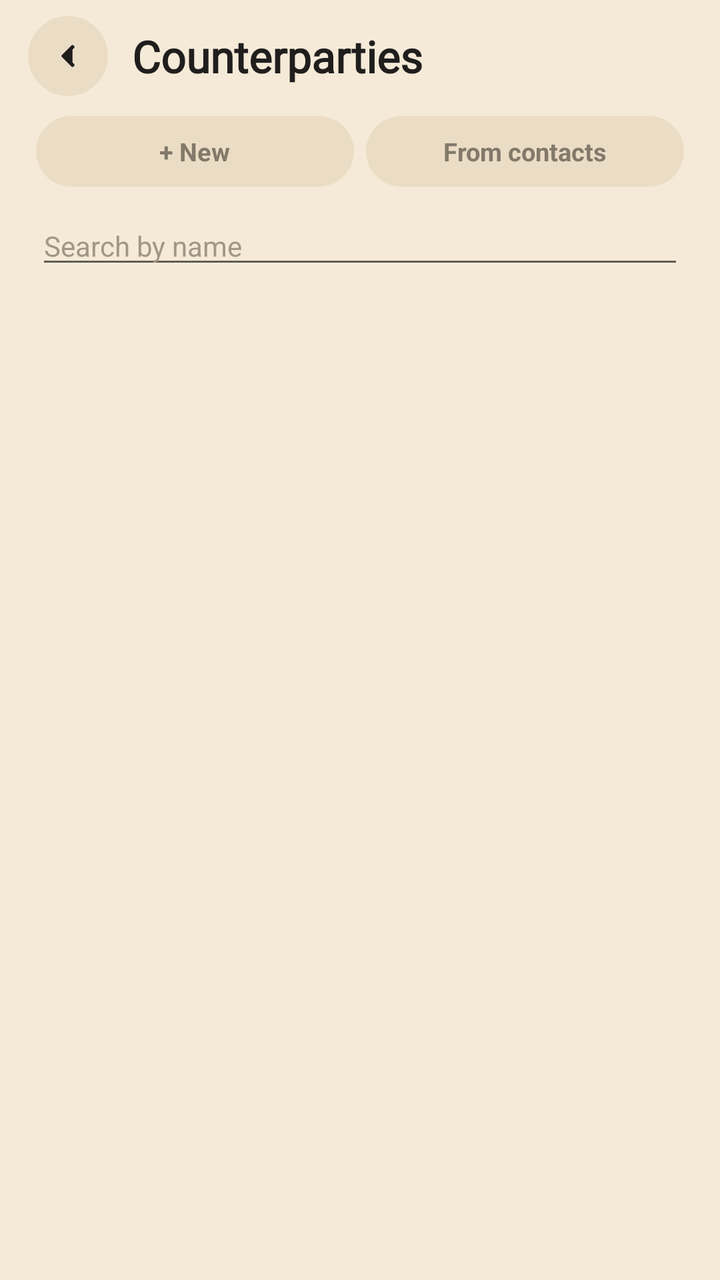
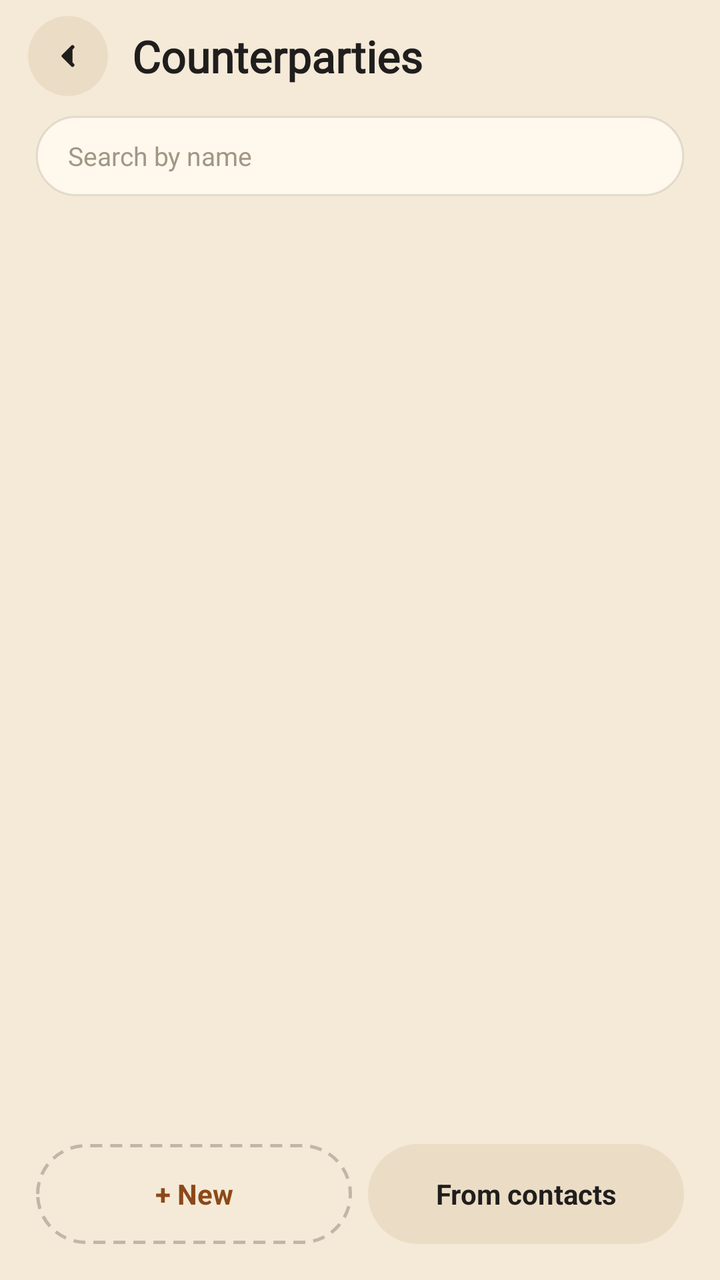

An Android layout rendered at two revisions. The XML below is the earlier revision; the diff shows what the commit changed to produce the second picture.
<!-- AndroidManifest.xml: activity theme AppTheme.NoActionBar -->
<!-- res/layout/activity_counterparties.xml -->
<?xml version="1.0" encoding="utf-8"?>
<LinearLayout xmlns:android="http://schemas.android.com/apk/res/android"
    android:layout_width="match_parent"
    android:layout_height="match_parent"
    android:orientation="vertical"
    android:background="@color/colorBackground">

    <LinearLayout
        android:layout_width="match_parent"
        android:layout_height="wrap_content"
        android:orientation="horizontal"
        android:gravity="center_vertical"
        android:paddingLeft="14dp"
        android:paddingRight="14dp"
        android:paddingTop="8dp"
        android:paddingBottom="10dp">

        <ImageButton
            android:id="@+id/btnUp"
            android:layout_width="40dp"
            android:layout_height="40dp"
            android:background="@drawable/bg_pill_secondary"
            android:src="@drawable/ic_nav_back"
            android:onClick="btnUp"/>

        <TextView
            android:layout_width="0dp"
            android:layout_height="wrap_content"
            android:layout_weight="1"
            android:layout_marginStart="12dp"
            android:text="@string/counterparties_title"
            android:textSize="22sp"
            android:textStyle="bold"
            android:fontFamily="@font/caprasimo"
            android:textColor="@color/colorTextPrimary"/>
    </LinearLayout>

    <LinearLayout
        android:layout_width="match_parent"
        android:layout_height="wrap_content"
        android:orientation="horizontal"
        android:paddingLeft="18dp"
        android:paddingRight="18dp"
        android:paddingBottom="10dp">

        <TextView
            style="@style/FilterChip"
            android:text="@string/counterparties_add"
            android:onClick="onAddCounterparty"/>

        <TextView
            style="@style/FilterChip"
            android:layout_marginEnd="0dp"
            android:text="@string/counterparties_from_contacts"
            android:onClick="onPickContact"/>
    </LinearLayout>

    <EditText
        android:id="@+id/counterpartiesSearch"
        android:layout_width="match_parent"
        android:layout_height="wrap_content"
        android:layout_marginLeft="18dp"
        android:layout_marginRight="18dp"
        android:hint="@string/search_by_name_hint"
        android:inputType="text"
        android:maxLines="1"
        android:textColor="@color/colorTextPrimary"
        android:textColorHint="@color/colorTextHint"
        android:textSize="14sp"/>

    <ScrollView
        android:layout_width="match_parent"
        android:layout_height="match_parent">

        <LinearLayout
            android:layout_width="match_parent"
            android:layout_height="wrap_content"
            android:orientation="vertical"
            android:paddingLeft="16dp"
            android:paddingRight="16dp"
            android:paddingBottom="24dp">

            <TextView
                android:id="@+id/counterpartiesEmpty"
                android:layout_width="match_parent"
                android:layout_height="wrap_content"
                android:layout_marginTop="24dp"
                android:gravity="center"
                android:text="@string/counterparties_empty"
                android:textColor="@color/colorTextHint"
                android:textSize="13sp"
                android:visibility="gone"/>

            <LinearLayout
                android:id="@+id/counterpartiesList"
                android:layout_width="match_parent"
                android:layout_height="wrap_content"
                android:orientation="vertical"/>
        </LinearLayout>
    </ScrollView>
</LinearLayout>
<!-- resources referenced by this layout -->
<resources>
  <color name="colorBackground">#F5EAD8</color>
  <color name="colorTextHint">#A19786</color>
  <color name="colorTextPrimary">#201E1D</color>
  <!-- drawable bg_pill_secondary (drawable) -->
  <?xml version="1.0" encoding="utf-8"?>
  <ripple xmlns:android="http://schemas.android.com/apk/res/android"
      android:color="@color/colorPrimaryLight">
      <item>
          <shape>
              <solid android:color="@color/colorSurfaceAlt"/>
              <corners android:radius="999dp"/>
          </shape>
      </item>
  </ripple>
  <!-- drawable ic_nav_back (drawable) -->
  <?xml version="1.0" encoding="utf-8"?>
  <vector xmlns:android="http://schemas.android.com/apk/res/android"
      android:width="18dp" android:height="18dp" android:viewportWidth="24" android:viewportHeight="24">
      <path android:fillColor="@color/colorTextPrimary" android:pathData="M15,6 L9,12 L15,18"
          android:strokeColor="@color/colorTextPrimary" android:strokeWidth="2.5" android:strokeLineCap="round" android:strokeLineJoin="round"/>
  </vector>
  <string name="counterparties_add">+ New</string>
  <string name="counterparties_empty">No counterparties yet</string>
  <string name="counterparties_from_contacts">From contacts</string>
  <string name="counterparties_title">Counterparties</string>
  <string name="search_by_name_hint">Search by name</string>
  <style name="FilterChip">
          <item name="android:layout_width">0dp</item>
          <item name="android:layout_height">wrap_content</item>
          <item name="android:layout_weight">1</item>
          <item name="android:layout_marginEnd">6dp</item>
          <item name="android:background">@drawable/bg_chip_unselected</item>
          <item name="android:gravity">center</item>
          <item name="android:paddingTop">9dp</item>
          <item name="android:paddingBottom">9dp</item>
          <item name="android:textSize">12.5sp</item>
          <item name="android:textStyle">bold</item>
          <item name="android:textColor">@color/colorTextSecondary</item>
      </style>
  <style name="AppTheme.NoActionBar">
          <item name="windowActionBar">false</item>
          <item name="windowNoTitle">true</item>
      </style>
  <color name="colorPrimaryLight">#F6A06B</color>
  <color name="colorSurfaceAlt">#EBDDC5</color>
  <!-- drawable bg_chip_unselected (drawable) -->
  <?xml version="1.0" encoding="utf-8"?>
  <shape xmlns:android="http://schemas.android.com/apk/res/android">
      <solid android:color="@color/colorSurfaceAlt"/>
      <corners android:radius="999dp"/>
  </shape>
  <color name="colorTextSecondary">#82796A</color>
</resources>

<!-- the commit's change to res/layout/activity_counterparties.xml (unified diff, before → after) -->
@@ -1,11 +1,11 @@
 <?xml version="1.0" encoding="utf-8"?>
-<LinearLayout xmlns:android="http://schemas.android.com/apk/res/android"
+<RelativeLayout xmlns:android="http://schemas.android.com/apk/res/android"
     android:layout_width="match_parent"
     android:layout_height="match_parent"
-    android:orientation="vertical"
     android:background="@color/colorBackground">
 
     <LinearLayout
+        android:id="@+id/toolbar"
         android:layout_width="match_parent"
         android:layout_height="wrap_content"
         android:orientation="horizontal"
@@ -35,42 +35,21 @@
             android:textColor="@color/colorTextPrimary"/>
     </LinearLayout>
 
-    <LinearLayout
-        android:layout_width="match_parent"
-        android:layout_height="wrap_content"
-        android:orientation="horizontal"
-        android:paddingLeft="18dp"
-        android:paddingRight="18dp"
-        android:paddingBottom="10dp">
-
-        <TextView
-            style="@style/FilterChip"
-            android:text="@string/counterparties_add"
-            android:onClick="onAddCounterparty"/>
-
-        <TextView
-            style="@style/FilterChip"
-            android:layout_marginEnd="0dp"
-            android:text="@string/counterparties_from_contacts"
-            android:onClick="onPickContact"/>
-    </LinearLayout>
-
     <EditText
         android:id="@+id/counterpartiesSearch"
-        android:layout_width="match_parent"
-        android:layout_height="wrap_content"
-        android:layout_marginLeft="18dp"
-        android:layout_marginRight="18dp"
+        style="@style/ListSearchField"
+        android:layout_below="@id/toolbar"
         android:hint="@string/search_by_name_hint"
         android:inputType="text"
-        android:maxLines="1"
         android:textColor="@color/colorTextPrimary"
-        android:textColorHint="@color/colorTextHint"
-        android:textSize="14sp"/>
+        android:textColorHint="@color/colorTextHint"/>
 
+    
     <ScrollView
         android:layout_width="match_parent"
-        android:layout_height="match_parent">
+        android:layout_height="match_parent"
+        android:layout_below="@id/counterpartiesSearch"
+        android:layout_above="@id/bottomBar">
 
         <LinearLayout
             android:layout_width="match_parent"
@@ -78,7 +57,7 @@
             android:orientation="vertical"
             android:paddingLeft="16dp"
             android:paddingRight="16dp"
-            android:paddingBottom="24dp">
+            android:paddingBottom="12dp">
 
             <TextView
                 android:id="@+id/counterpartiesEmpty"
@@ -98,4 +77,39 @@
                 android:orientation="vertical"/>
         </LinearLayout>
     </ScrollView>
-</LinearLayout>
+
+    
+    <LinearLayout
+        android:id="@+id/bottomBar"
+        android:layout_width="match_parent"
+        android:layout_height="wrap_content"
+        android:layout_alignParentBottom="true"
+        android:orientation="horizontal"
+        android:layout_margin="18dp">
+
+        <TextView
+            style="@style/ListAddButton"
+            android:layout_width="0dp"
+            android:layout_weight="1"
+            android:layout_marginEnd="8dp"
+            android:ellipsize="end"
+            android:maxLines="1"
+            android:paddingLeft="8dp"
+            android:paddingRight="8dp"
+            android:text="@string/counterparties_add"
+            android:onClick="onAddCounterparty"/>
+
+        <TextView
+            style="@style/ListAddButton"
+            android:layout_width="0dp"
+            android:layout_weight="1"
+            android:background="@drawable/bg_pill_secondary"
+            android:ellipsize="end"
+            android:maxLines="1"
+            android:paddingLeft="8dp"
+            android:paddingRight="8dp"
+            android:text="@string/counterparties_from_contacts"
+            android:textColor="@color/colorTextPrimary"
+            android:onClick="onPickContact"/>
+    </LinearLayout>
+</RelativeLayout>
<!-- resource entries referenced after the edit -->
@@ -26,18 +26,28 @@
   <string name="counterparties_from_contacts">From contacts</string>
   <string name="counterparties_title">Counterparties</string>
   <string name="search_by_name_hint">Search by name</string>
-  <style name="FilterChip">
-          <item name="android:layout_width">0dp</item>
-          <item name="android:layout_height">wrap_content</item>
-          <item name="android:layout_weight">1</item>
-          <item name="android:layout_marginEnd">6dp</item>
-          <item name="android:background">@drawable/bg_chip_unselected</item>
+  <style name="ListAddButton">
+          <item name="android:layout_width">match_parent</item>
+          <item name="android:layout_height">50dp</item>
+          <item name="android:background">@drawable/bg_pill_dashed</item>
+          <item name="android:clickable">true</item>
+          <item name="android:focusable">true</item>
           <item name="android:gravity">center</item>
-          <item name="android:paddingTop">9dp</item>
-          <item name="android:paddingBottom">9dp</item>
-          <item name="android:textSize">12.5sp</item>
+          <item name="android:textColor">@color/colorexpanse</item>
+          <item name="android:textSize">14sp</item>
           <item name="android:textStyle">bold</item>
-          <item name="android:textColor">@color/colorTextSecondary</item>
+      </style>
+  <style name="ListSearchField">
+          <item name="android:layout_width">match_parent</item>
+          <item name="android:layout_height">40dp</item>
+          <item name="android:layout_marginStart">18dp</item>
+          <item name="android:layout_marginEnd">18dp</item>
+          <item name="android:layout_marginBottom">10dp</item>
+          <item name="android:background">@drawable/bg_input_pill</item>
+          <item name="android:paddingLeft">16dp</item>
+          <item name="android:paddingRight">16dp</item>
+          <item name="android:singleLine">true</item>
+          <item name="android:textSize">13sp</item>
       </style>
   <style name="AppTheme.NoActionBar">
           <item name="windowActionBar">false</item>
@@ -45,12 +55,23 @@
       </style>
   <color name="colorPrimaryLight">#F6A06B</color>
   <color name="colorSurfaceAlt">#EBDDC5</color>
-  <!-- drawable bg_chip_unselected (drawable) -->
+  <!-- drawable bg_pill_dashed (drawable) -->
   <?xml version="1.0" encoding="utf-8"?>
   <shape xmlns:android="http://schemas.android.com/apk/res/android">
-      <solid android:color="@color/colorSurfaceAlt"/>
+      <solid android:color="@android:color/transparent"/>
       <corners android:radius="999dp"/>
+      <stroke android:width="1.5dp" android:color="@color/colorOutlineStrong" android:dashWidth="6dp" android:dashGap="4dp"/>
   </shape>
-  <color name="colorTextSecondary">#82796A</color>
+  <color name="colorexpanse">#8C491A</color>
+  <!-- drawable bg_input_pill (drawable) -->
+  <?xml version="1.0" encoding="utf-8"?>
+  <shape xmlns:android="http://schemas.android.com/apk/res/android">
+      <solid android:color="@color/colorSurface"/>
+      <corners android:radius="999dp"/>
+      <stroke android:width="1dp" android:color="@color/colorCardBorder"/>
+  </shape>
+  <color name="colorOutlineStrong">#40201E1D</color>
+  <color name="colorSurface">#FFF8EC</color>
+  <color name="colorCardBorder">#1A201E1D</color>
 </resources>
 
